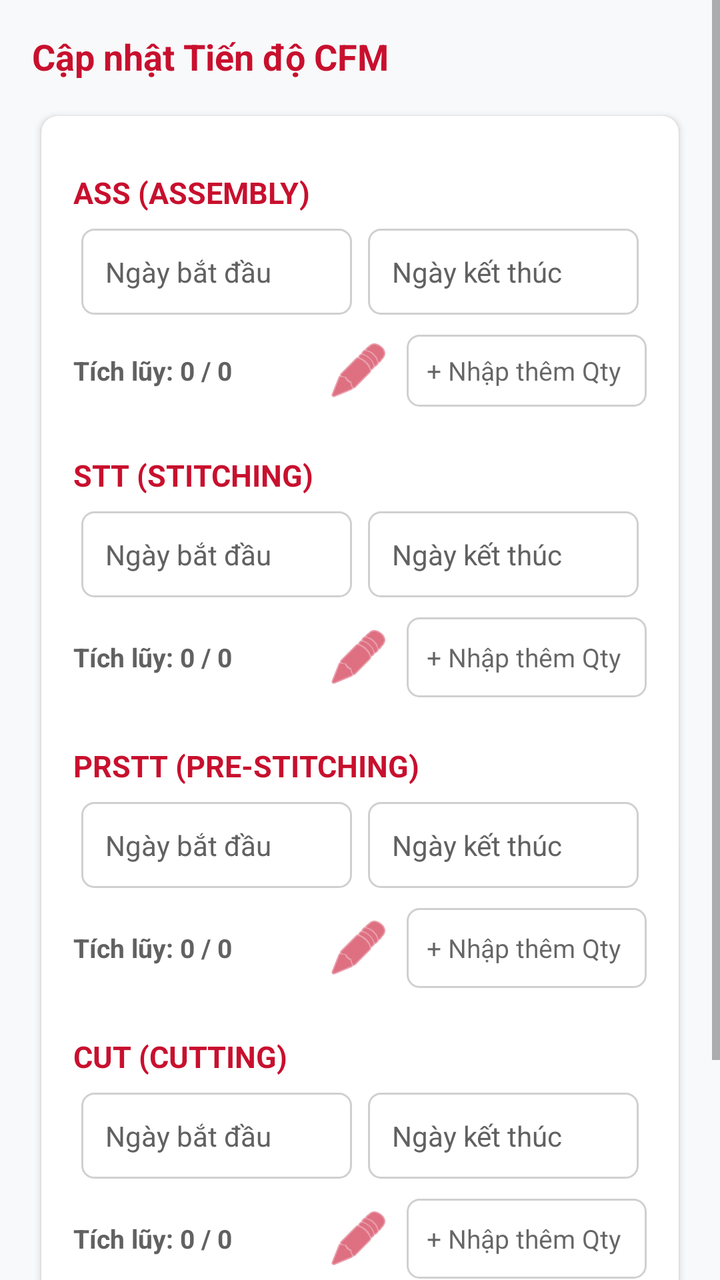
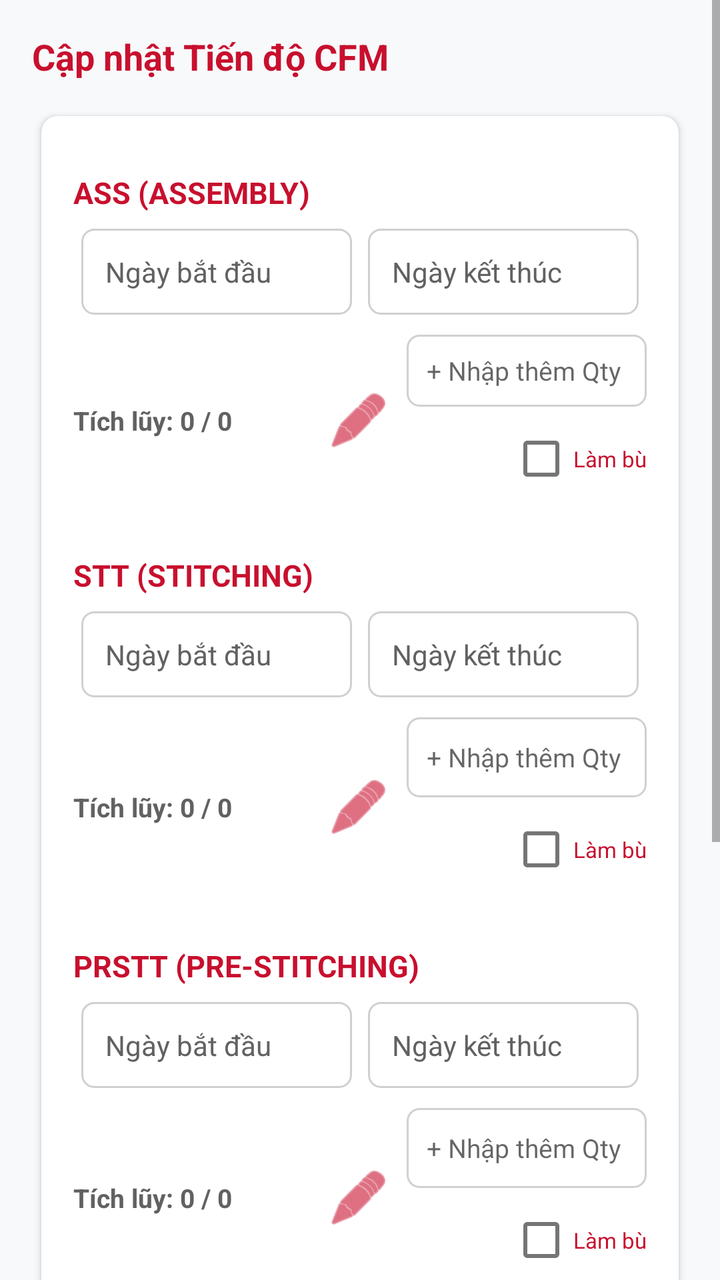

Two renders of the same Android screen: before a commit and after it. Below are the layout's source before the change and the commit's diff.
<!-- AndroidManifest.xml: application theme Theme.Nbcfm -->
<!-- res/layout/activity_update_cfm.xml -->
<?xml version="1.0" encoding="utf-8"?>
<ScrollView xmlns:android="http://schemas.android.com/apk/res/android"
    xmlns:app="http://schemas.android.com/apk/res-auto"
    android:layout_width="match_parent"
    android:layout_height="match_parent"
    android:background="#F8F9FA"
    android:fillViewport="true">

    <LinearLayout
        android:layout_width="match_parent"
        android:layout_height="wrap_content"
        android:orientation="vertical"
        android:padding="16dp">

        <TextView
            android:id="@+id/tvTitle"
            android:layout_width="match_parent"
            android:layout_height="wrap_content"
            android:text="Cập nhật Tiến độ CFM"
            android:textColor="@color/nb_red"
            android:textSize="18sp"
            android:textStyle="bold"
            android:paddingBottom="12dp" />

        <androidx.cardview.widget.CardView
            android:layout_width="match_parent"
            android:layout_height="wrap_content"
            app:cardCornerRadius="8dp"
            app:cardElevation="2dp"
            app:cardUseCompatPadding="true">

            <LinearLayout
                android:layout_width="match_parent"
                android:layout_height="wrap_content"
                android:orientation="vertical"
                android:padding="16dp">

                
                <TextView style="@style/ProcLabel" android:text="ASS (ASSEMBLY)" />
                <LinearLayout style="@style/DateRow">
                    <TextView android:id="@+id/tvAssStart" style="@style/DateBox" android:hint="Ngày bắt đầu" />
                    <TextView android:id="@+id/tvAssEnd"   style="@style/DateBox" android:hint="Ngày kết thúc" />
                </LinearLayout>
                <LinearLayout
                    android:layout_width="match_parent"
                    android:layout_height="wrap_content"
                    android:orientation="horizontal"
                    android:gravity="center_vertical"
                    android:layout_marginTop="6dp"
                    android:layout_marginBottom="12dp">
                    <TextView
                        android:id="@+id/tvAssProgress"
                        android:layout_width="0dp"
                        android:layout_height="wrap_content"
                        android:layout_weight="1"
                        android:text="Tích lũy: 0 / 0"
                        android:textColor="@color/textSecondary"
                        android:textSize="13sp"
                        android:textStyle="bold" />
                    
                    <ImageButton
                        android:id="@+id/btnAssEdit"
                        android:layout_width="32dp"
                        android:layout_height="32dp"
                        android:src="@android:drawable/ic_menu_edit"
                        android:background="?android:attr/selectableItemBackgroundBorderless"
                        android:layout_marginRight="8dp"
                        android:tint="@color/nb_red" />
                    <EditText
                        android:id="@+id/etAssQty"
                        android:layout_width="120dp"
                        android:layout_height="36dp"
                        android:background="@drawable/edit_bg"
                        android:hint="+ Nhập thêm Qty"
                        android:inputType="number"
                        android:paddingHorizontal="10dp"
                        android:textSize="13sp" />
                </LinearLayout>

                
                <TextView style="@style/ProcLabel" android:text="STT (STITCHING)" />
                <LinearLayout style="@style/DateRow">
                    <TextView android:id="@+id/tvSttStart" style="@style/DateBox" android:hint="Ngày bắt đầu" />
                    <TextView android:id="@+id/tvSttEnd"   style="@style/DateBox" android:hint="Ngày kết thúc" />
                </LinearLayout>
                <LinearLayout
                    android:layout_width="match_parent"
                    android:layout_height="wrap_content"
                    android:orientation="horizontal"
                    android:gravity="center_vertical"
                    android:layout_marginTop="6dp"
                    android:layout_marginBottom="12dp">
                    <TextView
                        android:id="@+id/tvSttProgress"
                        android:layout_width="0dp"
                        android:layout_height="wrap_content"
                        android:layout_weight="1"
                        android:text="Tích lũy: 0 / 0"
                        android:textColor="@color/textSecondary"
                        android:textSize="13sp"
                        android:textStyle="bold" />
                    <ImageButton
                        android:id="@+id/btnSttEdit"
                        android:layout_width="32dp"
                        android:layout_height="32dp"
                        android:src="@android:drawable/ic_menu_edit"
                        android:background="?android:attr/selectableItemBackgroundBorderless"
                        android:layout_marginRight="8dp"
                        android:tint="@color/nb_red" />
                    <EditText
                        android:id="@+id/etSttQty"
                        android:layout_width="120dp"
                        android:layout_height="40dp"
                        android:background="@drawable/edit_bg"
                        android:hint="+ Nhập thêm Qty"
                        android:inputType="number"
                        android:paddingHorizontal="10dp"
                        android:textSize="13sp" />
                </LinearLayout>

                
                <TextView style="@style/ProcLabel" android:text="PRSTT (PRE-STITCHING)" />
                <LinearLayout style="@style/DateRow">
                    <TextView android:id="@+id/tvPrsttStart" style="@style/DateBox" android:hint="Ngày bắt đầu" />
                    <TextView android:id="@+id/tvPrsttEnd"   style="@style/DateBox" android:hint="Ngày kết thúc" />
                </LinearLayout>
                <LinearLayout
                    android:layout_width="match_parent"
                    android:layout_height="wrap_content"
                    android:orientation="horizontal"
                    android:gravity="center_vertical"
                    android:layout_marginTop="6dp"
                    android:layout_marginBottom="12dp">
                    <TextView
                        android:id="@+id/tvPrsttProgress"
                        android:layout_width="0dp"
                        android:layout_height="wrap_content"
                        android:layout_weight="1"
                        android:text="Tích lũy: 0 / 0"
                        android:textColor="@color/textSecondary"
                        android:textSize="13sp"
                        android:textStyle="bold" />
                    <ImageButton
                        android:id="@+id/btnPrsttEdit"
                        android:layout_width="32dp"
                        android:layout_height="32dp"
                        android:src="@android:drawable/ic_menu_edit"
                        android:background="?android:attr/selectableItemBackgroundBorderless"
                        android:layout_marginRight="8dp"
                        android:tint="@color/nb_red" />
                    <EditText
                        android:id="@+id/etPrsttQty"
                        android:layout_width="120dp"
                        android:layout_height="40dp"
                        android:background="@drawable/edit_bg"
                        android:hint="+ Nhập thêm Qty"
                        android:inputType="number"
                        android:paddingHorizontal="10dp"
                        android:textSize="13sp" />
                </LinearLayout>

                
                <TextView style="@style/ProcLabel" android:text="CUT (CUTTING)" />
                <LinearLayout style="@style/DateRow">
                    <TextView android:id="@+id/tvCutStart" style="@style/DateBox" android:hint="Ngày bắt đầu" />
                    <TextView android:id="@+id/tvCutEnd"   style="@style/DateBox" android:hint="Ngày kết thúc" />
                </LinearLayout>
                <LinearLayout
                    android:layout_width="match_parent"
                    android:layout_height="wrap_content"
                    android:orientation="horizontal"
                    android:gravity="center_vertical"
                    android:layout_marginTop="6dp"
                    android:layout_marginBottom="6dp">
                    <TextView
                        android:id="@+id/tvCutProgress"
                        android:layout_width="0dp"
                        android:layout_height="wrap_content"
                        android:layout_weight="1"
                        android:text="Tích lũy: 0 / 0"
                        android:textColor="@color/textSecondary"
                        android:textSize="13sp"
                        android:textStyle="bold" />
                    <ImageButton
                        android:id="@+id/btnCutEdit"
                        android:layout_width="32dp"
                        android:layout_height="32dp"
                        android:src="@android:drawable/ic_menu_edit"
                        android:background="?android:attr/selectableItemBackgroundBorderless"
                        android:layout_marginRight="8dp"
                        android:tint="@color/nb_red" />
                    <EditText
                        android:id="@+id/etCutQty"
                        android:layout_width="120dp"
                        android:layout_height="40dp"
                        android:background="@drawable/edit_bg"
                        android:hint="+ Nhập thêm Qty"
                        android:inputType="number"
                        android:paddingHorizontal="10dp"
                        android:textSize="13sp" />
                </LinearLayout>

            </LinearLayout>
        </androidx.cardview.widget.CardView>

        <TextView
            android:id="@+id/tvStatus"
            android:layout_width="match_parent"
            android:layout_height="wrap_content"
            android:textColor="@color/textSecondary"
            android:textSize="13sp"
            android:paddingTop="8dp"
            android:paddingBottom="4dp" />

        <ProgressBar
            android:id="@+id/progressBar"
            style="?android:attr/progressBarStyleSmall"
            android:layout_width="wrap_content"
            android:layout_height="wrap_content"
            android:layout_gravity="center"
            android:visibility="gone" />

        <Button
            android:id="@+id/btnSave"
            android:layout_width="match_parent"
            android:layout_height="wrap_content"
            android:text="SAVE ALL"
            android:textColor="#FFFFFF"
            android:textStyle="bold"
            android:layout_marginTop="12dp"
            android:background="@drawable/btn_red" />

    </LinearLayout>
</ScrollView>
<!-- resources referenced by this layout -->
<resources>
  <color name="nb_red">#C8102E</color>
  <color name="textSecondary">#616161</color>
  <!-- drawable btn_red (drawable) -->
  <?xml version="1.0" encoding="utf-8"?>
  <shape xmlns:android="http://schemas.android.com/apk/res/android"
      android:shape="rectangle">
      <solid android:color="@color/nb_red" />
      <corners android:radius="8dp" />
      <padding android:top="12dp" android:bottom="12dp" />
  </shape>
  <!-- drawable edit_bg (drawable) -->
  <?xml version="1.0" encoding="utf-8"?>
  <shape xmlns:android="http://schemas.android.com/apk/res/android"
      android:shape="rectangle">
      <solid android:color="@color/white" />
      <corners android:radius="6dp" />
      <stroke android:width="1dp" android:color="#D0D0D0" />
  </shape>
  <style name="DateBox">
          <item name="android:layout_width">0dp</item>
          <item name="android:layout_height">wrap_content</item>
          <item name="android:layout_weight">1</item>
          <item name="android:layout_margin">4dp</item>
          <item name="android:padding">12dp</item>
          <item name="android:background">@drawable/edit_bg</item>
          <item name="android:textColor">@color/textPrimary</item>
          <item name="android:textColorHint">@color/textSecondary</item>
          <item name="android:clickable">true</item>
          <item name="android:focusable">true</item>
      </style>
  <style name="DateRow">
          <item name="android:layout_width">match_parent</item>
          <item name="android:layout_height">wrap_content</item>
          <item name="android:orientation">horizontal</item>
      </style>
  <style name="ProcLabel">
          <item name="android:layout_width">match_parent</item>
          <item name="android:layout_height">wrap_content</item>
          <item name="android:textColor">@color/nb_red</item>
          <item name="android:textStyle">bold</item>
          <item name="android:textSize">15sp</item>
          <item name="android:paddingTop">12dp</item>
          <item name="android:paddingBottom">4dp</item>
      </style>
  <style name="Theme.Nbcfm" parent="Theme.MaterialComponents.DayNight.DarkActionBar">
          
          <item name="colorPrimary">@color/purple_500</item>
          <item name="colorPrimaryVariant">@color/purple_700</item>
          <item name="colorOnPrimary">@color/white</item>
          
          <item name="colorSecondary">@color/teal_200</item>
          <item name="colorSecondaryVariant">@color/teal_700</item>
          <item name="colorOnSecondary">@color/black</item>
          
          <item name="android:statusBarColor" tools:targetApi="l">?attr/colorPrimaryVariant</item>
          
      </style>
  <color name="white">#FFFFFF</color>
  <color name="textPrimary">#212121</color>
  <color name="purple_500">#FF6200EE</color>
  <color name="purple_700">#FF3700B3</color>
  <color name="teal_200">#FF03DAC5</color>
  <color name="teal_700">#FF018786</color>
  <color name="black">#FF000000</color>
</resources>

<!-- the commit's change to res/layout/activity_update_cfm.xml (unified diff, before → after) -->
@@ -66,15 +66,29 @@
                         android:background="?android:attr/selectableItemBackgroundBorderless"
                         android:layout_marginRight="8dp"
                         android:tint="@color/nb_red" />
-                    <EditText
-                        android:id="@+id/etAssQty"
-                        android:layout_width="120dp"
-                        android:layout_height="36dp"
-                        android:background="@drawable/edit_bg"
-                        android:hint="+ Nhập thêm Qty"
-                        android:inputType="number"
-                        android:paddingHorizontal="10dp"
-                        android:textSize="13sp" />
+                    <LinearLayout
+                        android:layout_width="wrap_content"
+                        android:layout_height="wrap_content"
+                        android:orientation="vertical"
+                        android:gravity="end">
+                        <EditText
+                            android:id="@+id/etAssQty"
+                            android:layout_width="120dp"
+                            android:layout_height="36dp"
+                            android:background="@drawable/edit_bg"
+                            android:hint="+ Nhập thêm Qty"
+                            android:inputType="number"
+                            android:paddingHorizontal="10dp"
+                            android:textSize="13sp" />
+                        <CheckBox
+                            android:id="@+id/cbAssMakeup"
+                            android:layout_width="wrap_content"
+                            android:layout_height="wrap_content"
+                            android:text="Làm bù"
+                            android:textSize="11sp"
+                            android:textColor="@color/nb_red"
+                            android:layout_marginTop="2dp" />
+                    </LinearLayout>
                 </LinearLayout>
 
                 
@@ -107,15 +121,29 @@
                         android:background="?android:attr/selectableItemBackgroundBorderless"
                         android:layout_marginRight="8dp"
                         android:tint="@color/nb_red" />
-                    <EditText
-                        android:id="@+id/etSttQty"
-                        android:layout_width="120dp"
-                        android:layout_height="40dp"
-                        android:background="@drawable/edit_bg"
-                        android:hint="+ Nhập thêm Qty"
-                        android:inputType="number"
-                        android:paddingHorizontal="10dp"
-                        android:textSize="13sp" />
+                    <LinearLayout
+                        android:layout_width="wrap_content"
+                        android:layout_height="wrap_content"
+                        android:orientation="vertical"
+                        android:gravity="end">
+                        <EditText
+                            android:id="@+id/etSttQty"
+                            android:layout_width="120dp"
+                            android:layout_height="40dp"
+                            android:background="@drawable/edit_bg"
+                            android:hint="+ Nhập thêm Qty"
+                            android:inputType="number"
+                            android:paddingHorizontal="10dp"
+                            android:textSize="13sp" />
+                        <CheckBox
+                            android:id="@+id/cbSttMakeup"
+                            android:layout_width="wrap_content"
+                            android:layout_height="wrap_content"
+                            android:text="Làm bù"
+                            android:textSize="11sp"
+                            android:textColor="@color/nb_red"
+                            android:layout_marginTop="2dp" />
+                    </LinearLayout>
                 </LinearLayout>
 
                 
@@ -148,15 +176,29 @@
                         android:background="?android:attr/selectableItemBackgroundBorderless"
                         android:layout_marginRight="8dp"
                         android:tint="@color/nb_red" />
-                    <EditText
-                        android:id="@+id/etPrsttQty"
-                        android:layout_width="120dp"
-                        android:layout_height="40dp"
-                        android:background="@drawable/edit_bg"
-                        android:hint="+ Nhập thêm Qty"
-                        android:inputType="number"
-                        android:paddingHorizontal="10dp"
-                        android:textSize="13sp" />
+                    <LinearLayout
+                        android:layout_width="wrap_content"
+                        android:layout_height="wrap_content"
+                        android:orientation="vertical"
+                        android:gravity="end">
+                        <EditText
+                            android:id="@+id/etPrsttQty"
+                            android:layout_width="120dp"
+                            android:layout_height="40dp"
+                            android:background="@drawable/edit_bg"
+                            android:hint="+ Nhập thêm Qty"
+                            android:inputType="number"
+                            android:paddingHorizontal="10dp"
+                            android:textSize="13sp" />
+                        <CheckBox
+                            android:id="@+id/cbPrsttMakeup"
+                            android:layout_width="wrap_content"
+                            android:layout_height="wrap_content"
+                            android:text="Làm bù"
+                            android:textSize="11sp"
+                            android:textColor="@color/nb_red"
+                            android:layout_marginTop="2dp" />
+                    </LinearLayout>
                 </LinearLayout>
 
                 
@@ -189,15 +231,29 @@
                         android:background="?android:attr/selectableItemBackgroundBorderless"
                         android:layout_marginRight="8dp"
                         android:tint="@color/nb_red" />
-                    <EditText
-                        android:id="@+id/etCutQty"
-                        android:layout_width="120dp"
-                        android:layout_height="40dp"
-                        android:background="@drawable/edit_bg"
-                        android:hint="+ Nhập thêm Qty"
-                        android:inputType="number"
-                        android:paddingHorizontal="10dp"
-                        android:textSize="13sp" />
+                    <LinearLayout
+                        android:layout_width="wrap_content"
+                        android:layout_height="wrap_content"
+                        android:orientation="vertical"
+                        android:gravity="end">
+                        <EditText
+                            android:id="@+id/etCutQty"
+                            android:layout_width="120dp"
+                            android:layout_height="40dp"
+                            android:background="@drawable/edit_bg"
+                            android:hint="+ Nhập thêm Qty"
+                            android:inputType="number"
+                            android:paddingHorizontal="10dp"
+                            android:textSize="13sp" />
+                        <CheckBox
+                            android:id="@+id/cbCutMakeup"
+                            android:layout_width="wrap_content"
+                            android:layout_height="wrap_content"
+                            android:text="Làm bù"
+                            android:textSize="11sp"
+                            android:textColor="@color/nb_red"
+                            android:layout_marginTop="2dp" />
+                    </LinearLayout>
                 </LinearLayout>
 
             </LinearLayout>
